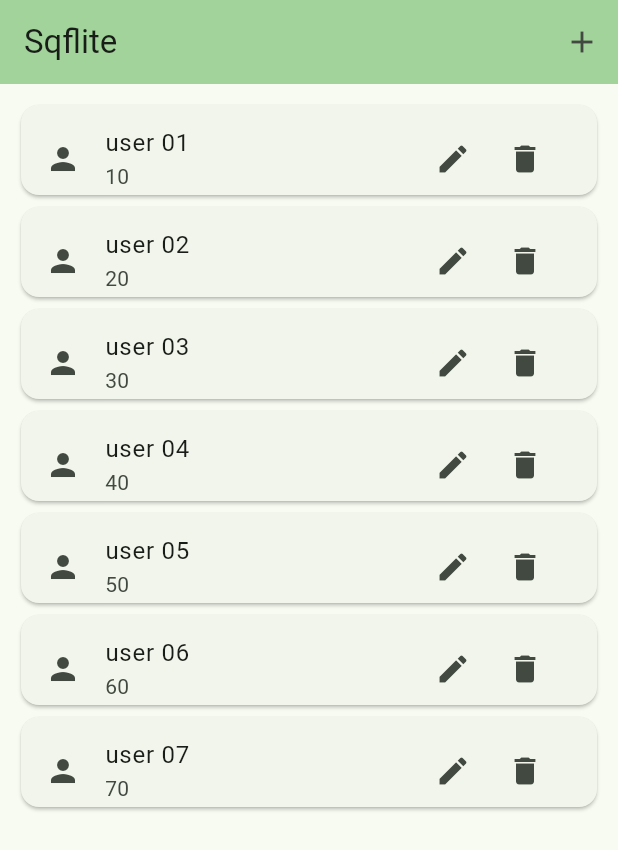
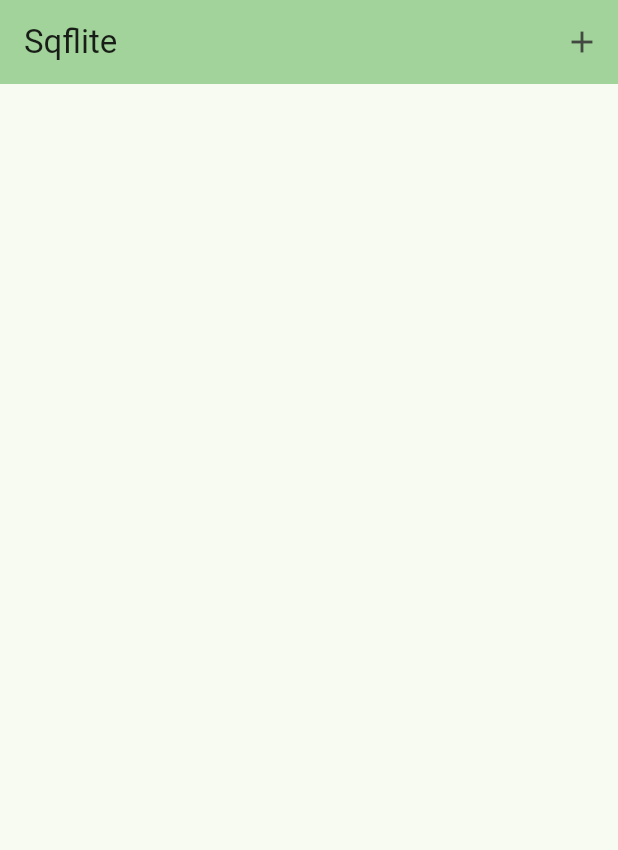
Before and after one commit to backarnet/flutter_cubit_sqflite_crud, a Flutter app: the screen it shows after launch, on a phone screen of 412 x 824 dp. Shown: the top 850 px of the screen. Run offline on Flutter 3.47's test engine with Material 3 defaults, Android fonts, the phone set to English and light mode, and no system bars; our stand-ins replace flutter_bloc.

Commit message:
Optimizing code

```diff
--- a/lib/cubit/users_cubit.dart
+++ b/lib/cubit/users_cubit.dart
@@ -1,22 +1,21 @@
 import 'package:flutter_bloc/flutter_bloc.dart';
 
-import '../data.dart';
 import '../models/user.dart';
 
 part 'users_state.dart';
 
 class UsersCubit extends Cubit<UsersState> {
-  UsersCubit() : super(UsersState(users));
+  UsersCubit() : super(UsersState([]));
 
-  void refresh() => emit(UsersState(state.usersCubitList));
+  void refresh() => emit(UsersState(state.users));
 
   void addUser(User user) {
-    state.usersCubitList.add(user);
+    state.users.add(user);
     refresh();
   }
 
   void delUser(User user) {
-    state.usersCubitList.remove(user);
+    state.users.remove(user);
     refresh();
   }
 }
--- a/lib/cubit/users_state.dart
+++ b/lib/cubit/users_state.dart
@@ -1,8 +1,7 @@
-// ignore_for_file: public_member_api_docs, sort_constructors_first
 part of 'users_cubit.dart';
 
 class UsersState {
-  List<User> usersCubitList;
+  List<User> users;
 
-  UsersState(this.usersCubitList);
+  UsersState(this.users);
 }
--- a/lib/data.dart
+++ /dev/null
@@ -1,11 +0,0 @@
-import 'models/user.dart';
-
-List<User> users = [
-  User('user 01', 10)..id = 1,
-  User('user 02', 20)..id = 2,
-  User('user 03', 30)..id = 3,
-  User('user 04', 40)..id = 4,
-  User('user 05', 50)..id = 5,
-  User('user 06', 60)..id = 6,
-  User('user 07', 70)..id = 7,
-];
--- a/lib/models/user.dart
+++ b/lib/models/user.dart
@@ -1,7 +1,18 @@
 class User {
-  int? id;
-  String userName;
-  int age;
+  final int? id;
+  final String? userName;
+  final int? age;
 
-  User(this.userName, this.age);
+  const User({this.id, this.userName, this.age});
+
+  factory User.fromMap(Map<String, dynamic> json) =>
+      User(id: json["id"], userName: json["userName"], age: json["age"]);
+
+  Map<String, dynamic> toMap() {
+    return {
+      'id': id,
+      'userName': userName,
+      'age': age,
+    };
+  }
 }
--- a/lib/pages/home_page.dart
+++ b/lib/pages/home_page.dart
@@ -31,8 +31,7 @@ class HomePage extends StatelessWidget {
         builder: (_, state) {
           return ListView(
             padding: const EdgeInsets.all(10),
-            children:
-                state.usersCubitList.map((user) => UserRowCard(user)).toList(),
+            children: state.users.map((user) => UserRowCard(user)).toList(),
           );
         },
       ),
@@ -53,7 +52,7 @@ class UserRowCard extends StatelessWidget {
         height: 60,
         child: ListTile(
           leading: const Icon(Icons.person),
-          title: Text(user.userName),
+          title: Text('${user.id} - ${user.userName}'),
           subtitle: Text(user.age.toString()),
           trailing: Row(
             mainAxisSize: MainAxisSize.min,
@@ -114,7 +113,7 @@ class DialogContent extends StatelessWidget {
     var textName = TextEditingController();
     var textAge = TextEditingController();
     if (user != null) {
-      textName.text = user!.userName;
+      textName.text = user!.userName ?? '';
       textAge.text = user!.age.toString();
     }
     return AlertDialog(
@@ -140,9 +139,14 @@ class DialogContent extends StatelessWidget {
             if (textName.text.trim().isNotEmpty &&
                 textAge.text.trim().isNotEmpty) {
               user == null
-                  ? context.read<UsersCubit>().addUser(User(
-                      textName.text, int.tryParse(textAge.text.trim()) ?? 0))
-                  : log(user!.userName);
+                  ? context.read<UsersCubit>().addUser(
+                        User(
+                            id: context.read<UsersCubit>().state.users.length +
+                                1,
+                            userName: textName.text,
+                            age: int.tryParse(textAge.text.trim()) ?? 0),
+                      )
+                  : log(user!.userName ?? '');
               Navigator.pop(context);
             }
           },
```
